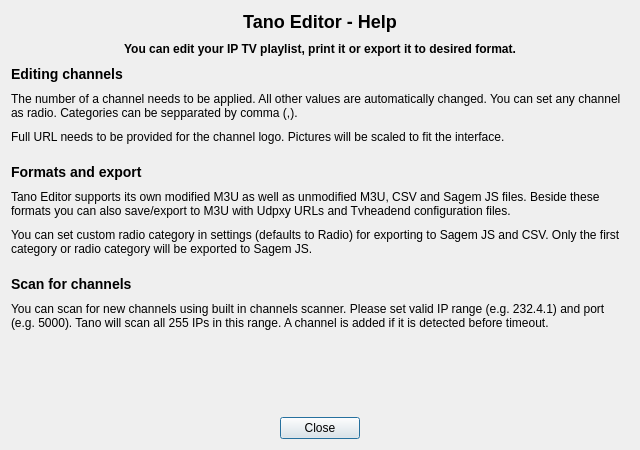
Old version of the form src/ui/playlist/PlaylistEditorHelp.ui in the repository ntadej/tano.
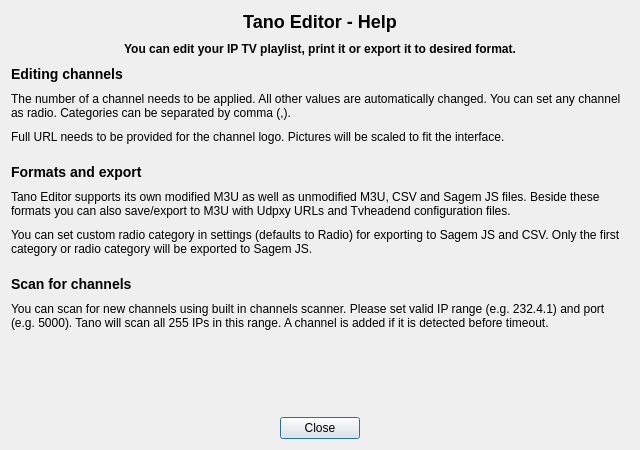
New version of the form. Icons and pictures are not drawn.

Patch:
```diff
--- a/src/ui/playlist/PlaylistEditorHelp.ui
+++ b/src/ui/playlist/PlaylistEditorHelp.ui
@@ -54,7 +54,7 @@
    <item>
     <widget class="QLabel" name="labelEditContent">
      <property name="text">
-      <string>The number of a channel needs to be applied. All other values are automatically changed. You can set any channel as radio. Categories can be sepparated by comma (,).</string>
+      <string>The number of a channel needs to be applied. All other values are automatically changed. You can set any channel as radio. Categories can be separated by comma (,).</string>
      </property>
      <property name="wordWrap">
       <bool>true</bool>
```
